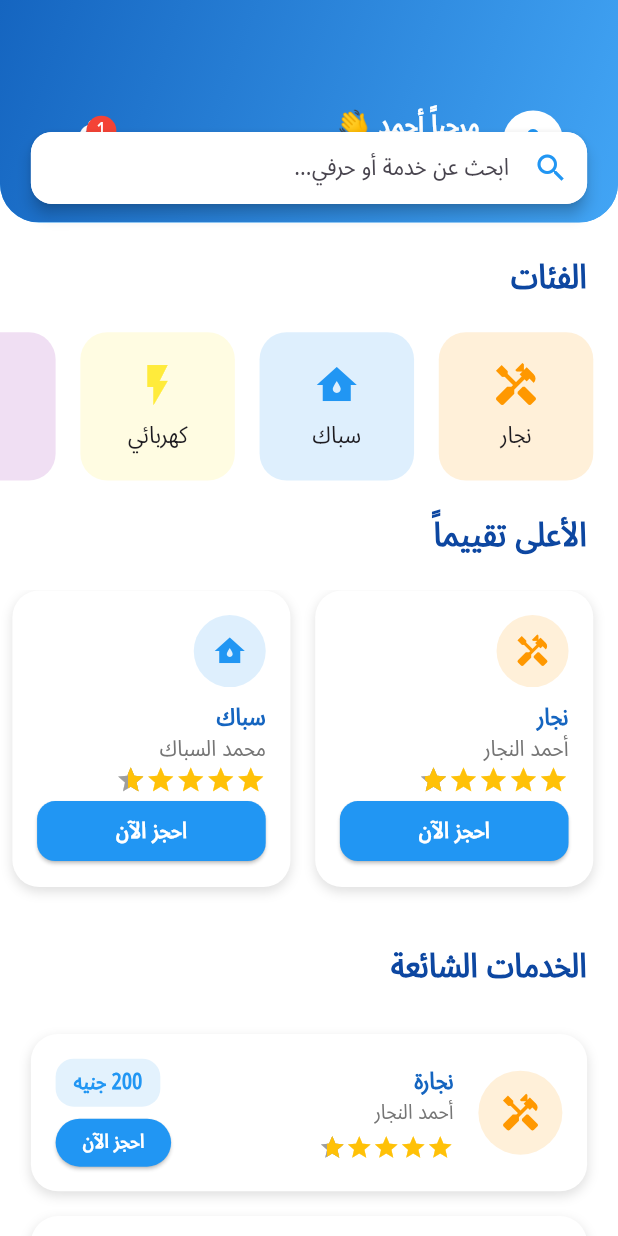
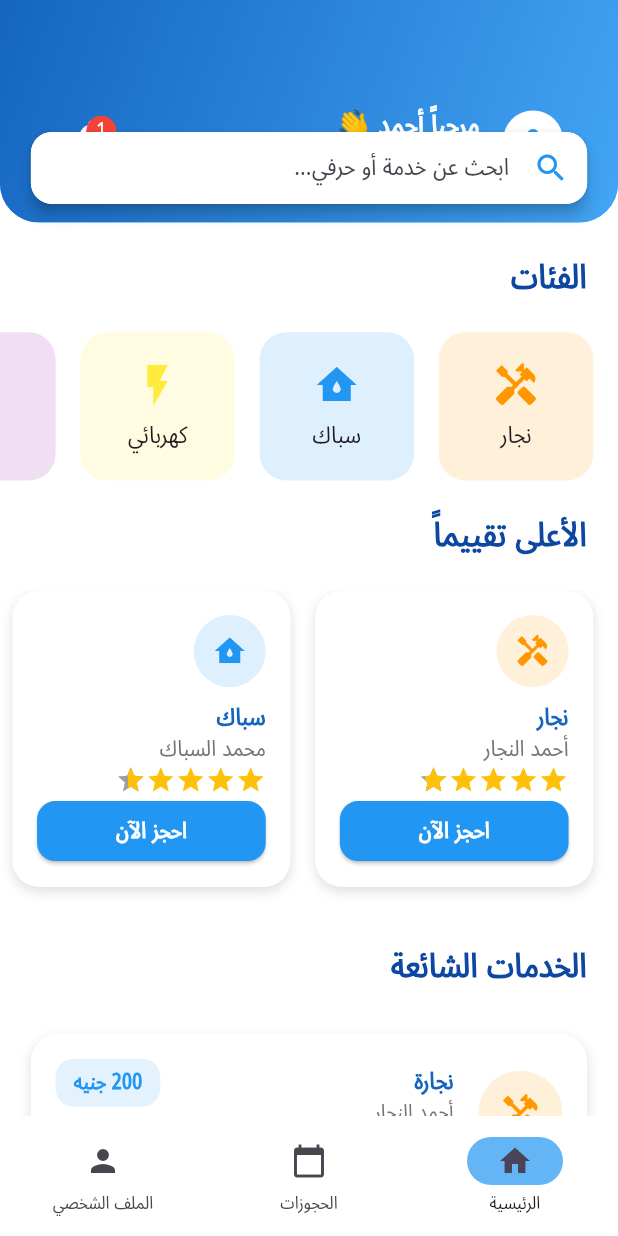
Before and after one commit to asmaa202310/Flutter_project_Herfagi, a Flutter app: the HomeUserView screen opened directly, on a phone screen of 412 x 824 dp. Run offline on Flutter 3.47's test engine with Material 3 defaults, Android fonts, the phone set to English and light mode, and no system bars; drawn by our look-alikes of flutter_rating_bar; our stand-ins replace lottie.

Commit message:
move folders and add navugation bar

```diff
--- a/herfagy_v2/lib/home/home_for_user/home_user_view.dart
+++ /dev/null
@@ -1,11 +0,0 @@
-import 'package:flutter/material.dart';
-import 'widgets/home_user_view_body.dart';
-
-class HomeUserView extends StatelessWidget {
-  const HomeUserView({super.key});
-
-  @override
-  Widget build(BuildContext context) {
-    return Scaffold(body: const HomeUserViewBody());
-  }
-}
--- /dev/null
+++ b/herfagy_v2/lib/views/home/home_for_user/home_user_view.dart
@@ -0,0 +1,47 @@
+import 'package:flutter/material.dart';
+import 'widgets/home_user_view_body.dart';
+
+class HomeUserView extends StatefulWidget {
+  const HomeUserView({super.key});
+
+  @override
+  State<HomeUserView> createState() => _HomeUserViewState();
+}
+
+class _HomeUserViewState extends State<HomeUserView> {
+  int _selectedIndex = 0;
+
+  final List<Widget> _pages = const [
+    HomeUserViewBody(),
+    Center(child: Text("الحجوزات", style: TextStyle(fontSize: 22))),
+    Center(child: Text("الملف الشخصي", style: TextStyle(fontSize: 22))),
+  ];
+
+  @override
+  Widget build(BuildContext context) {
+    return Scaffold(
+      body: IndexedStack(index: _selectedIndex, children: _pages),
+      bottomNavigationBar: NavigationBar(
+        backgroundColor: Colors.white,
+        indicatorColor: Colors.blue.shade300,
+        selectedIndex: _selectedIndex,
+        onDestinationSelected: (int index) {
+          setState(() {
+            _selectedIndex = index;
+          });
+        },
+        destinations: const [
+          NavigationDestination(icon: Icon(Icons.home), label: "الرئيسية"),
+          NavigationDestination(
+            icon: Icon(Icons.calendar_today),
+            label: "الحجوزات",
+          ),
+          NavigationDestination(
+            icon: Icon(Icons.person),
+            label: "الملف الشخصي",
+          ),
+        ],
+      ),
+    );
+  }
+}
--- a/herfagy_v2/lib/home/home_for_user/widgets/category_item.dart
+++ b/herfagy_v2/lib/views/home/home_for_user/widgets/category_item.dart
@@ -1,6 +1,6 @@
 import 'package:flutter/material.dart';
 
-import '../../../models/categoty_model.dart';
+import '../../../../models/categoty_model.dart';
 
 class CategoryItem extends StatelessWidget {
   const CategoryItem({
--- a/herfagy_v2/lib/home/home_for_user/widgets/category_items_list_view_builder.dart
+++ b/herfagy_v2/lib/views/home/home_for_user/widgets/category_items_list_view_builder.dart
@@ -1,6 +1,6 @@
 import 'package:flutter/material.dart';
 
-import '../../../models/categoty_model.dart';
+import '../../../../models/categoty_model.dart';
 import 'category_item.dart';
 
 class CategoryItemsListViewBuilder extends StatelessWidget {
--- a/herfagy_v2/lib/home/home_for_user/widgets/home_user_view_body.dart
+++ b/herfagy_v2/lib/views/home/home_for_user/widgets/home_user_view_body.dart
@@ -1,5 +1,5 @@
 import 'package:flutter/material.dart';
-import '../../../viewmodels/home_user_view_model.dart';
+import '../../../../viewmodels/home_user_view_model.dart';
 import 'category_items_list_view_builder.dart';
 import 'custom_sliver_app_bar.dart';
 import 'section_header.dart';
--- a/herfagy_v2/lib/home/home_for_user/widgets/service_item.dart
+++ b/herfagy_v2/lib/views/home/home_for_user/widgets/service_item.dart
@@ -1,6 +1,6 @@
 import 'package:flutter/material.dart';
 import 'package:flutter_rating_bar/flutter_rating_bar.dart';
-import '../../../models/service_model.dart';
+import '../../../../models/service_model.dart';
 import 'custom_order_button.dart';
 
 class ServiceItem extends StatelessWidget {
--- a/herfagy_v2/lib/home/home_for_user/widgets/service_sliver_list_builder.dart
+++ b/herfagy_v2/lib/views/home/home_for_user/widgets/service_sliver_list_builder.dart
@@ -1,6 +1,6 @@
 import 'package:flutter/material.dart';
 
-import '../../../viewmodels/home_user_view_model.dart';
+import '../../../../viewmodels/home_user_view_model.dart';
 import 'service_item.dart';
 
 class ServiceSliverListBuilder extends StatelessWidget {
--- a/herfagy_v2/lib/home/home_for_user/widgets/top_crafters_list_view_builder.dart
+++ b/herfagy_v2/lib/views/home/home_for_user/widgets/top_crafters_list_view_builder.dart
@@ -1,6 +1,6 @@
 import 'package:flutter/material.dart';
 
-import '../../../viewmodels/home_user_view_model.dart';
+import '../../../../viewmodels/home_user_view_model.dart';
 import 'crafter_item.dart';
 
 class TopCraftersListViewBuilder extends StatelessWidget {
--- a/herfagy_v2/lib/views/login/widgets/custom_login_signup_button.dart
+++ b/herfagy_v2/lib/views/login/widgets/custom_login_signup_button.dart
@@ -1,6 +1,6 @@
 import 'package:flutter/material.dart';
 
-import '../../../home/home_for_user/home_user_view.dart';
+import '../../home/home_for_user/home_user_view.dart';
 
 class CustomLoginSignUpButton extends StatelessWidget {
   const CustomLoginSignUpButton({
```
Also changed, not shown: herfagy_v2/lib/views/home/home_for_user/widgets/app_bar_background_content.dart (renamed from herfagy_v2/lib/home/home_for_user/widgets/app_bar_background_content.dart), herfagy_v2/lib/views/home/home_for_user/widgets/crafter_item.dart (renamed from herfagy_v2/lib/home/home_for_user/widgets/crafter_item.dart), herfagy_v2/lib/views/home/home_for_user/widgets/custom_order_button.dart (renamed from herfagy_v2/lib/home/home_for_user/widgets/custom_order_button.dart), herfagy_v2/lib/views/home/home_for_user/widgets/custom_search_bar.dart (renamed from herfagy_v2/lib/home/home_for_user/widgets/custom_search_bar.dart), herfagy_v2/lib/views/home/home_for_user/widgets/custom_sliver_app_bar.dart (renamed from herfagy_v2/lib/home/home_for_user/widgets/custom_sliver_app_bar.dart), herfagy_v2/lib/views/home/home_for_user/widgets/profile_list_tile_widget.dart (renamed from herfagy_v2/lib/home/home_for_user/widgets/profile_list_tile_widget.dart), herfagy_v2/lib/views/home/home_for_user/widgets/section_header.dart (renamed from herfagy_v2/lib/home/home_for_user/widgets/section_header.dart).
